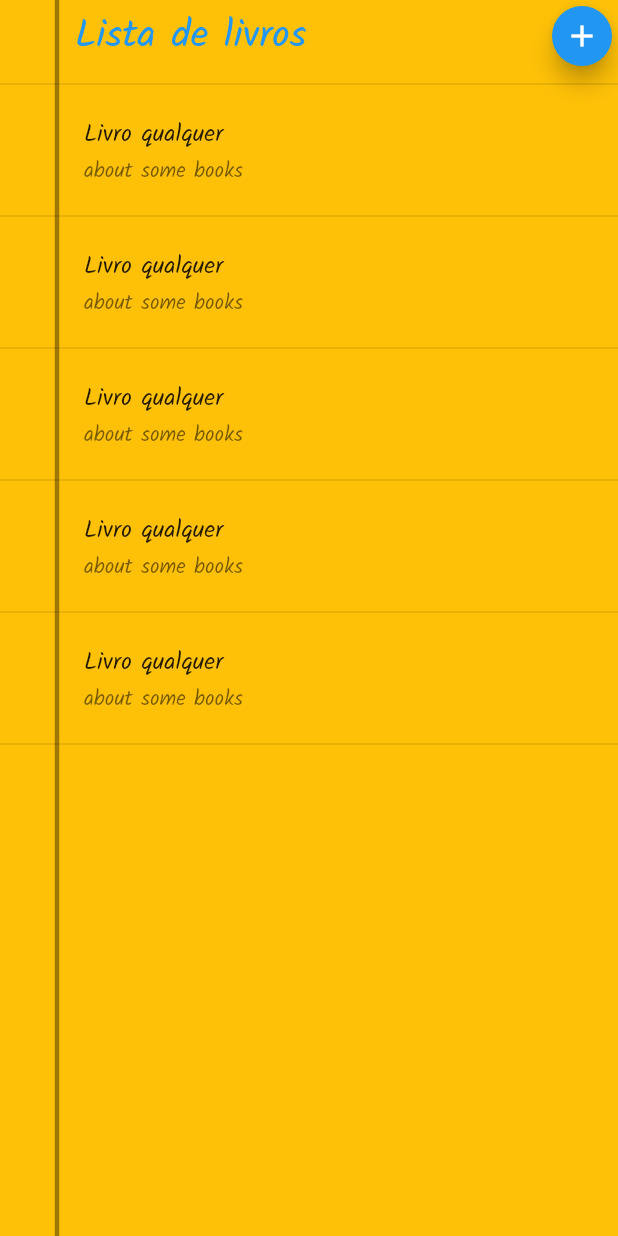
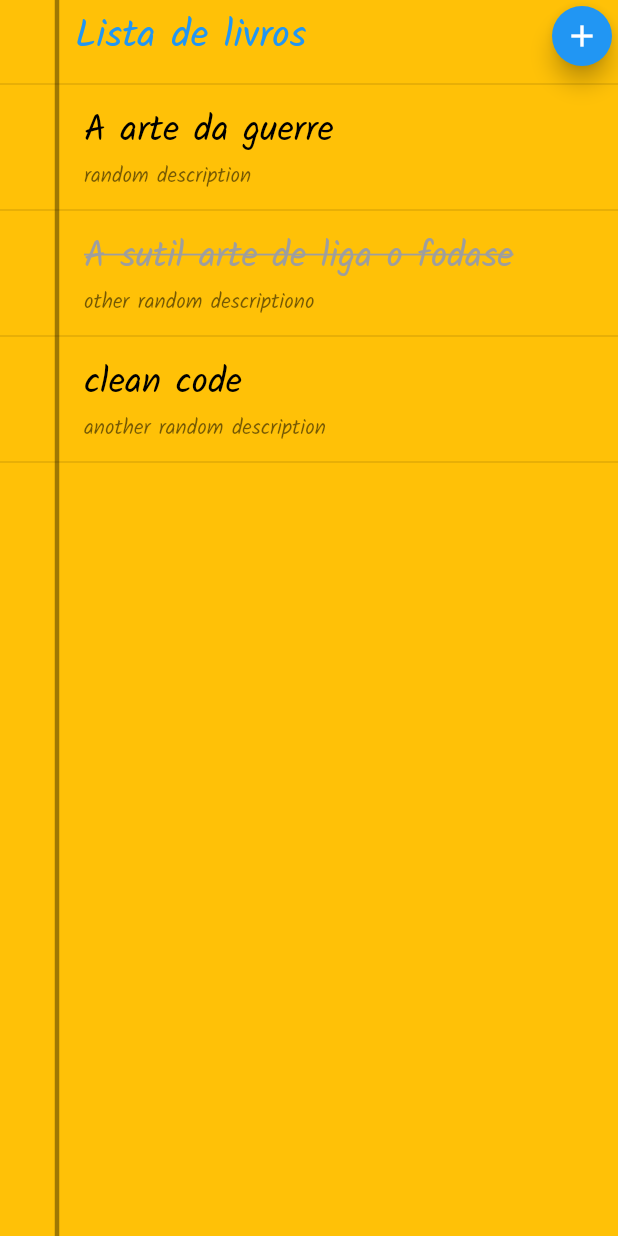
Before and after one commit to Guilherme-so/bookList_app, a Flutter app: the screen it shows after launch, on a phone screen of 412 x 824 dp. Run offline on Flutter 3.47's test engine with Material 2 defaults, Android fonts, the light colour scheme and no system bars; our stand-ins replace google_fonts.

Commit message:
finishing home page

```diff
--- /dev/null
+++ b/lib/modals/livro_modal.dart
@@ -0,0 +1,22 @@
+class LivroModal {
+  LivroModal({this.title, this.description, this.lido});
+
+  String? title = 'No title';
+  String? description = 'No book description';
+  bool? lido = false;
+}
+
+List bookListFake = [
+  LivroModal(
+      title: "A arte da guerre",
+      description: 'random description',
+      lido: false),
+  LivroModal(
+      title: "A sutil arte de liga o fodase",
+      description: 'other random descriptiono',
+      lido: true),
+  LivroModal(
+      title: "clean code",
+      description: 'another random description',
+      lido: false),
+];
--- /dev/null
+++ b/lib/pages/lista.dart
@@ -0,0 +1,42 @@
+import 'package:flutter/material.dart';
+
+// import '../modals/livro_modal.dart';
+// import '../modals/livro_modal.dart';
+
+class ListaLivros extends StatelessWidget {
+  const ListaLivros({required this.bookList, super.key});
+
+  final List bookList;
+
+  @override
+  Widget build(BuildContext context) {
+    return ListView.separated(
+        physics: const NeverScrollableScrollPhysics(),
+        shrinkWrap: true,
+        itemBuilder: (context, i) {
+          final livro = bookList[i];
+          return Padding(
+            padding: const EdgeInsets.only(left: 40),
+            child: ListTile(
+              title: Text(
+                livro.title,
+                style: TextStyle(
+                    fontSize: 24,
+                    color: livro.lido ? Colors.grey : Colors.black,
+                    decoration: livro.lido ? TextDecoration.lineThrough : null),
+              ),
+              subtitle: Text(
+                livro.description,
+                overflow: TextOverflow.ellipsis,
+                maxLines: 1,
+              ),
+            ),
+          );
+        },
+        separatorBuilder: (context, i) => const Divider(
+              color: Colors.black12,
+              thickness: 1,
+            ),
+        itemCount: bookList.length);
+  }
+}
--- a/lib/pages/lista_de_livros.dart
+++ b/lib/pages/lista_de_livros.dart
@@ -1,6 +1,7 @@
 import 'package:flutter/material.dart';
-
+import '../modals/livro_modal.dart';
 import '../widgets/divided_line.dart';
+import 'lista.dart';
 
 class ListaDeLivros extends StatefulWidget {
   const ListaDeLivros({super.key});
@@ -39,23 +40,7 @@ class _ListaDeLivrosState extends State<ListaDeLivros> {
                     ),
                   ),
                   const DividedLine(),
-                  ListView.separated(
-                      shrinkWrap: true,
-                      itemBuilder: (context, i) => const Padding(
-                            padding: EdgeInsets.only(left: 40),
-                            child: ListTile(
-                              title: Text("Livro qualquer"),
-                              subtitle: Text(
-                                'about some books',
-                                overflow: TextOverflow.ellipsis,
-                              ),
-                            ),
-                          ),
-                      separatorBuilder: (context, i) => const Divider(
-                            color: Colors.black12,
-                            thickness: 1,
-                          ),
-                      itemCount: 5),
+                  ListaLivros(bookList: bookListFake),
                   const DividedLine(),
                 ],
               ),
```
